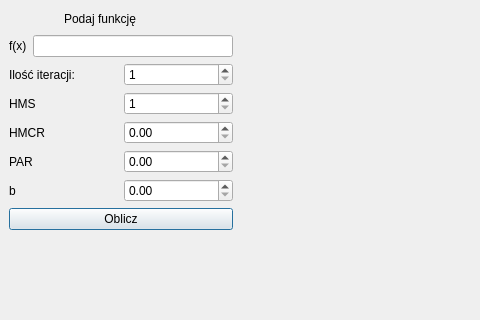
Qt form PyQt5test/ui/mainWindow.ui (albertlis/Improved-Harmony-Search-Algorithm) before a commit; both pictures show x 0 to 480 and y 0 to 320 of the 939 by 523 pixel window.
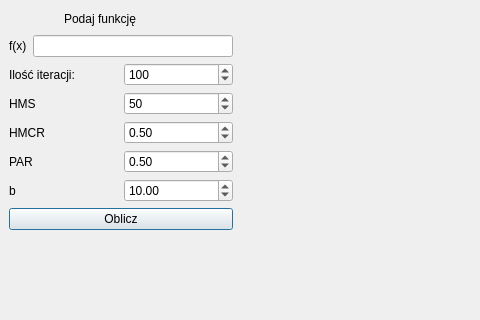
The same form after that commit. Custom widgets are drawn as their Qt base class.

Commit message: add better default values

```diff
--- a/PyQt5test/ui/mainWindow.ui
+++ b/PyQt5test/ui/mainWindow.ui
@@ -104,6 +104,9 @@
             <property name="maximum">
              <number>999999999</number>
             </property>
+            <property name="value">
+             <number>100</number>
+            </property>
            </widget>
           </item>
          </layout>
@@ -127,6 +130,9 @@
           <property name="maximum">
            <number>99999999</number>
           </property>
+          <property name="value">
+           <number>50</number>
+          </property>
          </widget>
         </item>
        </layout>
@@ -148,6 +154,9 @@
           <property name="singleStep">
            <double>0.100000000000000</double>
           </property>
+          <property name="value">
+           <double>0.500000000000000</double>
+          </property>
          </widget>
         </item>
        </layout>
@@ -169,6 +178,9 @@
           <property name="singleStep">
            <double>0.100000000000000</double>
           </property>
+          <property name="value">
+           <double>0.500000000000000</double>
+          </property>
          </widget>
         </item>
        </layout>
@@ -193,6 +205,9 @@
           <property name="maximum">
            <double>99999999999.000000000000000</double>
           </property>
+          <property name="value">
+           <double>10.000000000000000</double>
+          </property>
          </widget>
         </item>
        </layout>
```
The commit also changes 2 other files.
